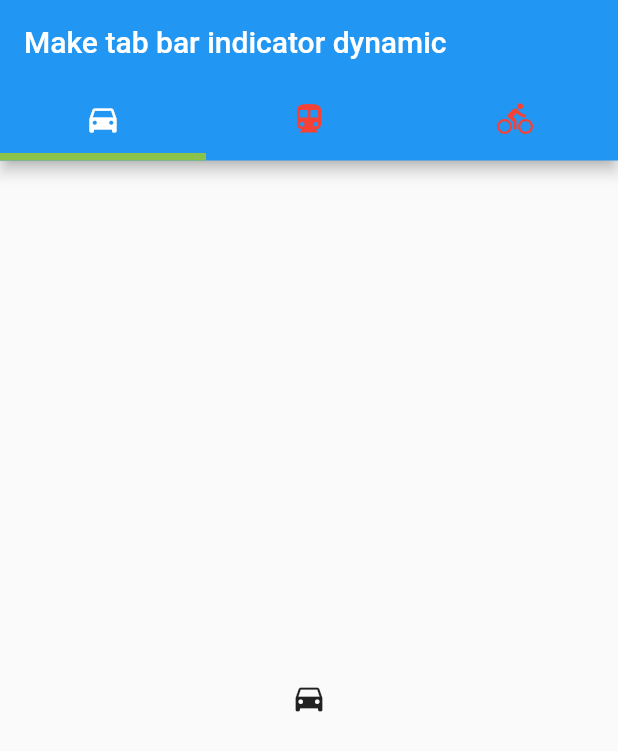
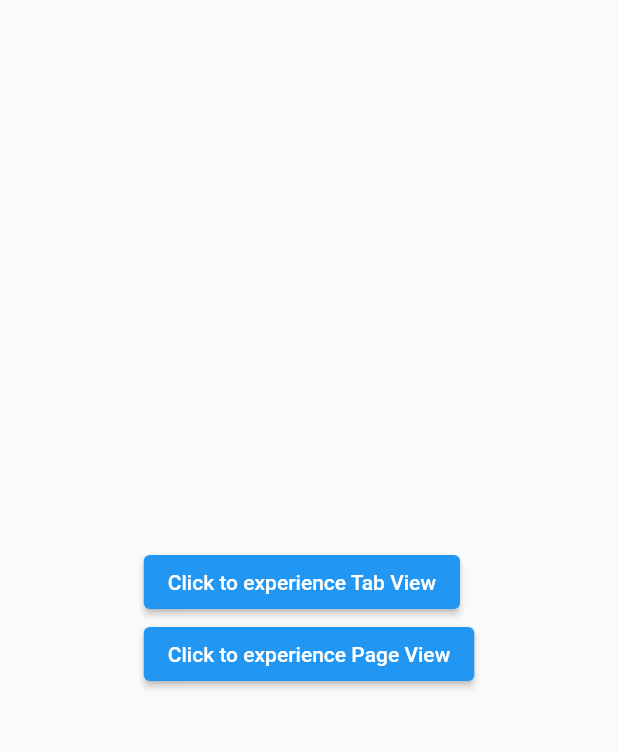
Before and after one commit to abhashdc/LearningFlutter, a Flutter app: the screen it shows after launch, on a phone screen of 412 x 824 dp. Shown: the top 751 px of the screen. Run offline on Flutter 3.47's test engine with Material 2 defaults, Android fonts, the phone set to English and light mode, and no system bars.

Commit message:
Assignment completed

```diff
--- /dev/null
+++ b/lib/gridView.dart
@@ -0,0 +1,110 @@
+import 'package:flutter/material.dart';
+//To make a list of model data we are importing a model class
+import 'modal.dart';
+
+class CustomGridView extends StatelessWidget {
+  //This is just a list of data for our grid
+  final List<Modal> entries = <Modal>[
+    Modal(
+        imageTitle: 'A sample Image',
+        price: 100,
+        imageUrl: 'https://picsum.photos/200/300/?blur'),
+    Modal(
+        imageTitle: 'A sample Image',
+        price: 100,
+        imageUrl: 'https://picsum.photos/200/300/?blur'),
+    Modal(
+        imageTitle: 'A sample Image',
+        price: 100,
+        imageUrl: 'https://picsum.photos/200/300/?blur'),
+    Modal(
+        imageTitle: 'A sample Image',
+        price: 100,
+        imageUrl: 'https://picsum.photos/200/300/?blur'),
+    Modal(
+        imageTitle: 'A sample Image',
+        price: 100,
+        imageUrl: 'https://picsum.photos/200/300/?blur'),
+    Modal(
+        imageTitle: 'A sample Image',
+        price: 100,
+        imageUrl: 'https://picsum.photos/200/300/?blur'),
+    Modal(
+        imageTitle: 'A sample Image',
+        price: 100,
+        imageUrl: 'https://picsum.photos/200/300/?blur'),
+    Modal(
+        imageTitle: 'A sample Image',
+        price: 100,
+        imageUrl: 'https://picsum.photos/200/300/?blur'),
+    Modal(
+        imageTitle: 'A sample Image',
+        price: 100,
+        imageUrl: 'https://picsum.photos/200/300/?blur'),
+    Modal(
+        imageTitle: 'A sample Image',
+        price: 100,
+        imageUrl: 'https://picsum.photos/200/300/?blur'),
+    Modal(
+        imageTitle: 'A sample Image',
+        price: 100,
+        imageUrl: 'https://picsum.photos/200/300/?blur'),
+    Modal(
+        imageTitle: 'A sample Image',
+        price: 100,
+        imageUrl: 'https://picsum.photos/200/300/?blur'),
+    Modal(
+        imageTitle: 'A sample Image',
+        price: 100,
+        imageUrl: 'https://picsum.photos/200/300/?blur'),
+  ];
+  @override
+  Widget build(BuildContext context) {
+    return MaterialApp(
+      home: Scaffold(
+        body: GridView.builder(
+          gridDelegate: const SliverGridDelegateWithFixedCrossAxisCount(
+            crossAxisCount: 2,
+            childAspectRatio: 4 / 2,
+            crossAxisSpacing: 20,
+            mainAxisSpacing: 20,
+          ),
+          primary: false,
+          padding: const EdgeInsets.all(20),
+          itemCount: entries.length,
+          itemBuilder: (BuildContext ctx, index) {
+            return Container(
+              decoration: BoxDecoration(
+                  color: Colors.orangeAccent,
+                  borderRadius: BorderRadius.circular(10),
+                  boxShadow: [
+                    BoxShadow(color: Colors.deepOrangeAccent, spreadRadius: 3)
+                  ]),
+              padding: EdgeInsets.all(10),
+              child: Column(
+                children: [
+                  Expanded(
+                    //Expanded to avoid image overflow
+                    child: Image.network(
+                      entries[index].imageUrl,
+                      fit: BoxFit.cover,
+                      height: 180.0,
+                    ),
+                  ),
+                  Text(
+                    '${entries[index].imageTitle.toString()}',
+                    textAlign: TextAlign.center,
+                  ),
+                  Text(
+                    'Price: ${entries[index].price.toString()}',
+                    textAlign: TextAlign.end,
+                  ),
+                ],
+              ),
+            );
+          },
+        ),
+      ),
+    );
+  }
+}
--- /dev/null
+++ b/lib/listView.dart
@@ -0,0 +1,100 @@
+import 'package:flutter/material.dart';
+
+//To make a list of model data we are importing a model class
+import 'modal.dart';
+
+class CustomListView extends StatelessWidget {
+  //This is just a list of data for our list
+  final List<Modal> entries = <Modal>[
+    Modal(
+        imageTitle: 'A sample Image',
+        price: 100,
+        imageUrl: 'https://picsum.photos/200/300/?blur'),
+    Modal(
+        imageTitle: 'A sample Image',
+        price: 100,
+        imageUrl: 'https://picsum.photos/200/300/?blur'),
+    Modal(
+        imageTitle: 'A sample Image',
+        price: 100,
+        imageUrl: 'https://picsum.photos/200/300/?blur'),
+    Modal(
+        imageTitle: 'A sample Image',
+        price: 100,
+        imageUrl: 'https://picsum.photos/200/300/?blur'),
+    Modal(
+        imageTitle: 'A sample Image',
+        price: 100,
+        imageUrl: 'https://picsum.photos/200/300/?blur'),
+    Modal(
+        imageTitle: 'A sample Image',
+        price: 100,
+        imageUrl: 'https://picsum.photos/200/300/?blur'),
+    Modal(
+        imageTitle: 'A sample Image',
+        price: 100,
+        imageUrl: 'https://picsum.photos/200/300/?blur'),
+    Modal(
+        imageTitle: 'A sample Image',
+        price: 100,
+        imageUrl: 'https://picsum.photos/200/300/?blur'),
+    Modal(
+        imageTitle: 'A sample Image',
+        price: 100,
+        imageUrl: 'https://picsum.photos/200/300/?blur'),
+    Modal(
+        imageTitle: 'A sample Image',
+        price: 100,
+        imageUrl: 'https://picsum.photos/200/300/?blur'),
+    Modal(
+        imageTitle: 'A sample Image',
+        price: 100,
+        imageUrl: 'https://picsum.photos/200/300/?blur'),
+    Modal(
+        imageTitle: 'A sample Image',
+        price: 100,
+        imageUrl: 'https://picsum.photos/200/300/?blur'),
+    Modal(
+        imageTitle: 'A sample Image',
+        price: 100,
+        imageUrl: 'https://picsum.photos/200/300/?blur'),
+  ];
+
+  @override
+  Widget build(BuildContext context) {
+    return MaterialApp(
+      home: Scaffold(
+        body: ListView.separated(
+          padding: const EdgeInsets.all(8),
+          itemCount: entries.length,
+          itemBuilder: (BuildContext context, int index) {
+            return Container(
+              height: 50,
+              color: Color.fromARGB(255, 67, 213, 233),
+              child: Row(
+                children: [
+                  Image.network(
+                    entries[index].imageUrl,
+                    fit: BoxFit.contain,
+                    height: 180.0,
+                    width: 150.0,
+                  ),
+                  Text(
+                    '${entries[index].imageTitle.toString()}',
+                    textAlign: TextAlign.center,
+                  ),
+                  Text(
+                    'Price: ${entries[index].price.toString()}',
+                    textAlign: TextAlign.end,
+                  )
+                ],
+              ),
+            );
+          },
+          separatorBuilder: (BuildContext context, int index) =>
+              const Divider(),
+        ),
+      ),
+    );
+  }
+}
--- a/lib/main.dart
+++ b/lib/main.dart
@@ -1,4 +1,8 @@
 import 'package:flutter/material.dart';
+
+//Our files
+import 'tabBar.dart';
+import 'pageView.dart';
 
 void main() => runApp(MaterialApp(home: MainScreen()));
 
@@ -12,67 +16,34 @@ class MainScreen extends StatefulWidget {
 class _MainScreenState extends State<MainScreen> {
   @override
   Widget build(BuildContext context) {
-    // int indexOfTab = DefaultTabController.of(context)!.index;
-    int indexOfTab = 1;
-    List<Color> listOfColors = [
-      Colors.indigo,
-      Colors.lightGreen,
-      Colors.redAccent
-    ];
-    return MaterialApp(
-        home: DefaultTabController(
-      initialIndex: 0,
-      length: 3,
-      child: Scaffold(
-        appBar: AppBar(
-          title: Text('Make tab bar indicator dynamic'),
-          bottom: TabBar(
-            onTap: (index) {
-              setState(
-                () {
-                  indexOfTab = index;
-                  // print(indexOfTab);
+    return Scaffold(
+      body: Container(
+        child: Center(
+          child: Wrap(
+            //To make our two buttons responsive
+            children: [
+              ElevatedButton(
+                onPressed: () {
+                  Navigator.push(
+                    context,
+                    MaterialPageRoute(builder: (context) => CustomTabBar()),
+                  );
                 },
-              );
-            },
-            indicatorColor: listOfColors[indexOfTab],
-            unselectedLabelColor: Colors.red,
-            // indicator: UnderlineTabIndicator(
-            //   borderSide: BorderSide(
-            //     color: Colors.red,
-            //   ),
-            // ),
-            automaticIndicatorColorAdjustment: true,
-            indicatorWeight: 5,
-            tabs: [
-              Tab(
-                icon: Icon(
-                  Icons.directions_car,
-                ),
+                child: const Text('Click to experience Tab View'),
               ),
-              Tab(
-                icon: Icon(
-                  Icons.directions_transit,
-                ),
-              ),
-              Tab(
-                icon: Icon(
-                  Icons.directions_bike,
-                ),
+              ElevatedButton(
+                onPressed: () {
+                  Navigator.push(
+                    context,
+                    MaterialPageRoute(builder: (context) => CustomPageView()),
+                  );
+                },
+                child: const Text('Click to experience Page View'),
               ),
             ],
           ),
         ),
-        body: TabBarView(
-          children: [
-            Icon(
-              Icons.directions_car,
-            ),
-            Icon(Icons.directions_transit),
-            Icon(Icons.directions_bike),
-          ],
-        ),
       ),
-    ));
+    );
   }
 }
--- /dev/null
+++ b/lib/modal.dart
@@ -0,0 +1,9 @@
+//This is a modal class for our project
+
+class Modal {
+  String imageUrl, imageTitle;
+  int price;
+
+  Modal(
+      {required this.imageTitle, required this.imageUrl, required this.price});
+}
--- /dev/null
+++ b/lib/pageView.dart
@@ -0,0 +1,29 @@
+import 'package:flutter/material.dart';
+import 'package:internship/gridView.dart';
+import 'package:internship/listView.dart';
+
+class CustomPageView extends StatelessWidget {
+  @override
+  Widget build(BuildContext context) {
+    final PageController controller = PageController();
+    return MaterialApp(
+      home: Scaffold(
+        appBar: AppBar(
+          leading: IconButton(
+            //This is the arrow button to go back
+            icon: const Icon(Icons.arrow_back),
+            onPressed: () => Navigator.of(context).pop(),
+          ),
+          title: const Text('TabBar'),
+        ),
+        body: PageView(
+          controller: controller,
+          children: <Widget>[
+            CustomListView(), //Calls a list view
+            CustomGridView(), //Calls a grid view
+          ],
+        ),
+      ),
+    );
+  }
+}
```
Also changed, not shown: lib/tabBar.dart (added, +52 -0 lines).
